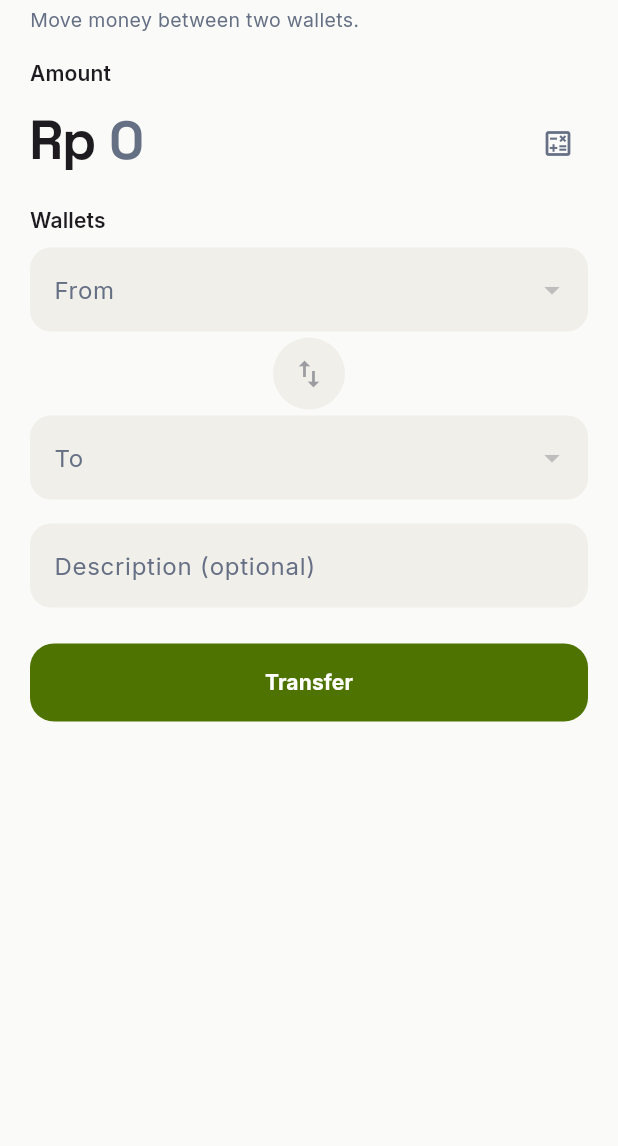
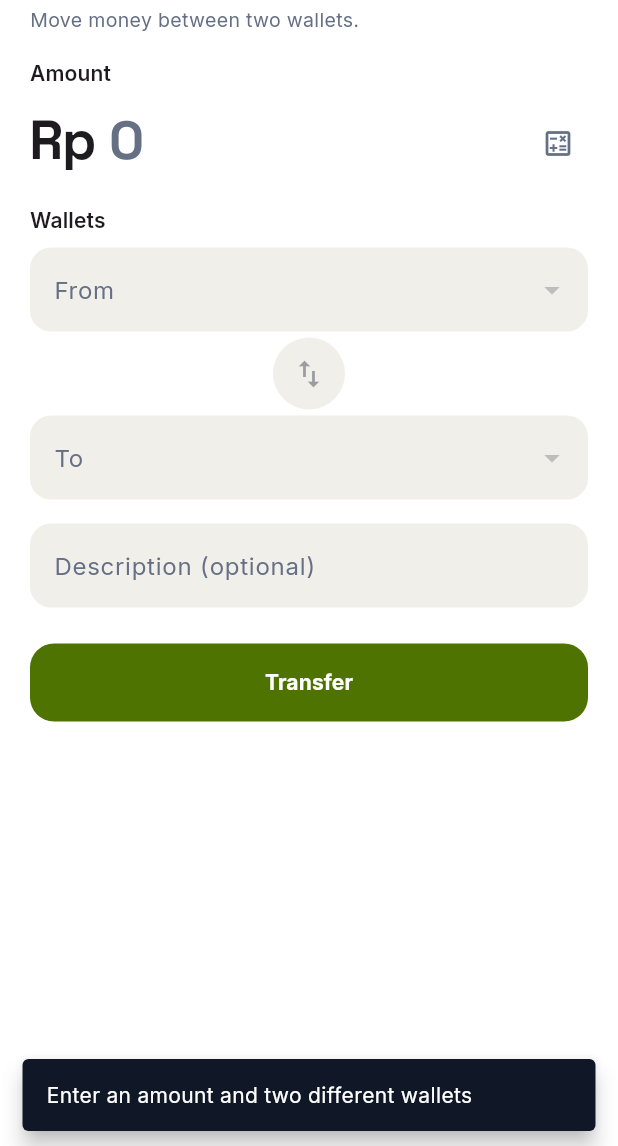
Before and after one commit to TheMDeA/Dmoney-Manager, a Flutter app: the TransferSheet screen opened directly, after a tap on "Transfer", on a phone screen of 412 x 824 dp, the part 90-1236 px from its top. Run offline on Flutter 3.47's test engine with Material 3 defaults, Android fonts, the phone set to English and light mode, and no system bars; drawn by our look-alikes of dynamic_color; our stand-ins replace csv, drift, drift_flutter, file_picker, fl_chart, flutter_local_notifications and 10 more; missing offline and left inert: excel, sqlite3; accounts and stored records are empty; generated files the repository leaves out were written again.

Commit message:
2.4.5: front-layer snackbars via Scaffold in sheet route

```diff
--- a/lib/features/transactions/transfer_sheet.dart
+++ b/lib/features/transactions/transfer_sheet.dart
@@ -21,12 +21,13 @@ class TransferSheet extends ConsumerStatefulWidget {
 class _TransferSheetState extends ConsumerState<TransferSheet> {
   final _amountCtrl = TextEditingController();
   final _noteCtrl = TextEditingController();
-  // Own messenger: the bottom-sheet route has none, so snackbars would
-  // otherwise render behind the modal barrier.
-  final _messengerKey = GlobalKey<ScaffoldMessengerState>();
+  // A Scaffold inside the sheet route registers with the root
+  // ScaffoldMessenger, so snackbars render on the front layer, above
+  // the sheet. (A bare nested ScaffoldMessenger has no Scaffold to
+  // present through and silently swallows them.)
 
   void _snack(String message) {
-    _messengerKey.currentState?.showSnackBar(
+    ScaffoldMessenger.of(context).showSnackBar(
       SnackBar(content: Text(message)),
     );
   }
@@ -57,9 +58,9 @@ class _TransferSheetState extends ConsumerState<TransferSheet> {
   @override
   Widget build(BuildContext context) {
     final db = ref.watch(databaseProvider);
-    return ScaffoldMessenger(
-      key: _messengerKey,
-      child: Stack(
+    return Scaffold(
+      backgroundColor: Colors.transparent,
+      body: Stack(
         children: [
           FormSheet(
             title: 'Transfer',
--- a/pubspec.yaml
+++ b/pubspec.yaml
@@ -1,7 +1,7 @@
 name: dmoney_manager
 description: Dmoney Manager — a simple, modern money manager app (Flutter).
 publish_to: 'none'
-version: 2.4.4+36
+version: 2.4.5+37
 
 environment:
   sdk: ^3.8.0
```
Also changed, not shown: lib/features/accounts/account_switcher_sheet.dart (+8 -8 lines), lib/features/budgets/budget_form_sheet.dart (+8 -7 lines), lib/features/budgets/goal_form_sheet.dart (+8 -7 lines), lib/features/wallets/wallet_form_sheet.dart (+8 -7 lines), 2 other files.
